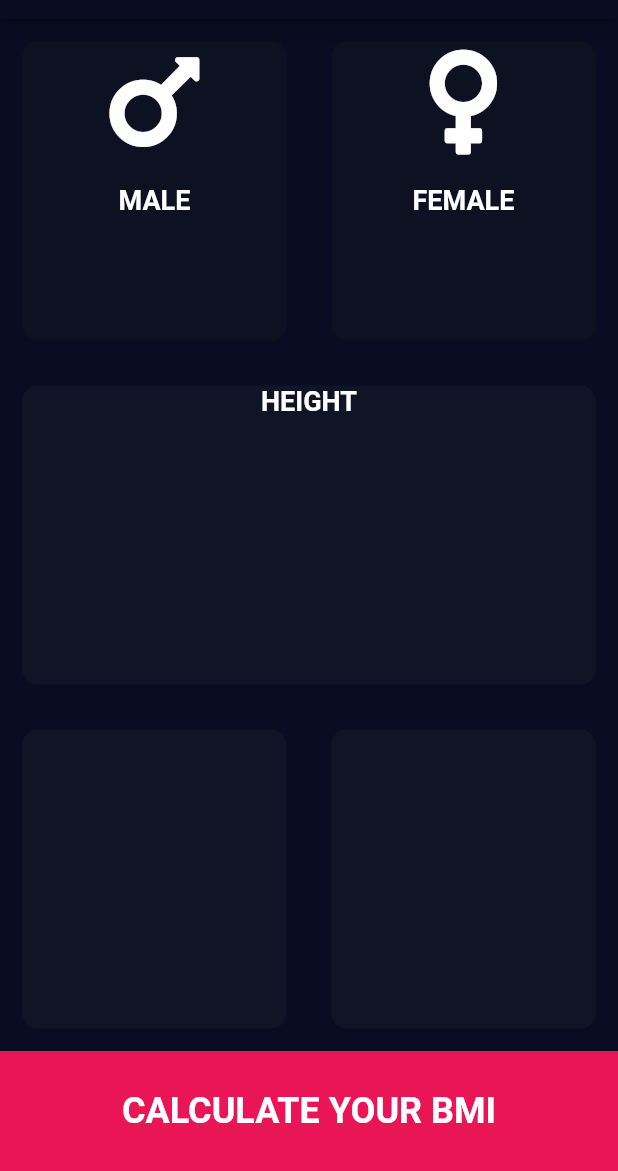
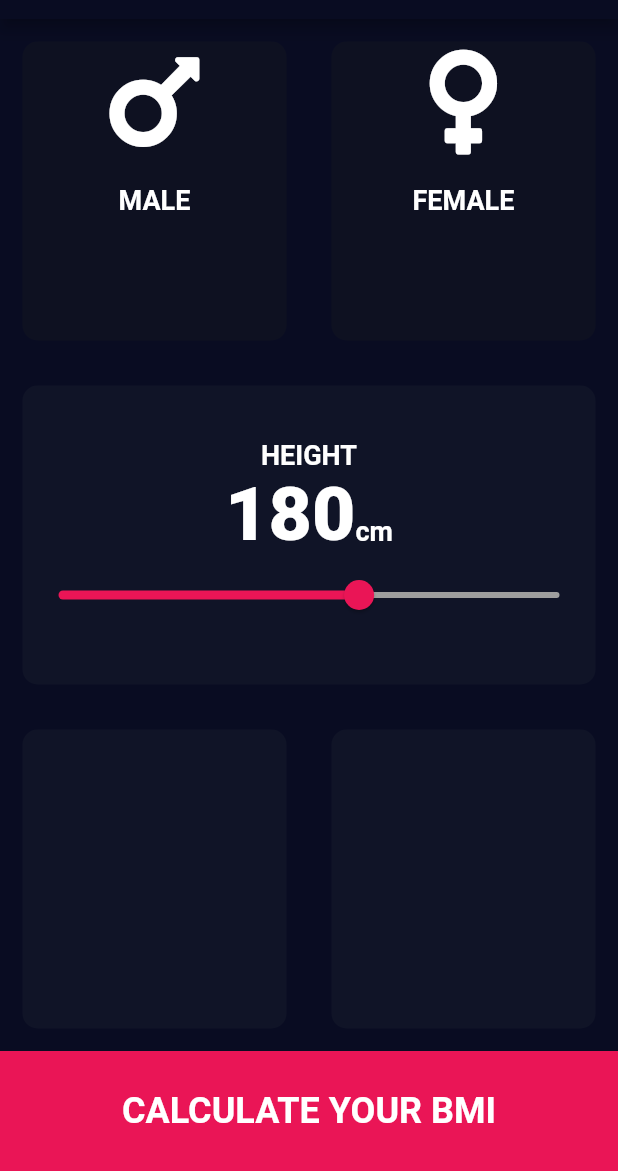
Before and after one commit to amitsarker95/BMI-Calculator, a Flutter app: the screen it shows after launch, on a phone screen of 412 x 824 dp, the part 65-1236 px from its top. Run offline on Flutter 3.47's test engine with Material 2 defaults, Android fonts, the light colour scheme and no system bars; our stand-ins replace font_awesome_flutter.

Commit message:
height section done

```diff
--- a/lib/constance.dart
+++ b/lib/constance.dart
@@ -16,6 +16,11 @@ const kLabelTextStyle = TextStyle(
   fontSize: 18.0,
 );
 
+const kNumberStyle = TextStyle(
+  fontSize: 50.0,
+  fontWeight: FontWeight.w900,
+);
+
 
 
 enum Gender{
--- a/lib/height_page.dart
+++ b/lib/height_page.dart
@@ -1,7 +1,5 @@
 import 'package:flutter/material.dart';
 import 'constance.dart';
-
-
 
 class HeightCard extends StatefulWidget {
   const HeightCard({Key? key}) : super(key: key);
@@ -11,13 +9,43 @@ class HeightCard extends StatefulWidget {
 }
 
 class _HeightCardState extends State<HeightCard> {
+
+  int height = 180;
+
   @override
   Widget build(BuildContext context) {
     return Column(
+      mainAxisAlignment: MainAxisAlignment.center,
       children: [
-        Text(
+        const Text(
           'HEIGHT',
-        style: kLabelTextStyle,),
+          style: kLabelTextStyle,
+        ),
+        Row(
+          mainAxisAlignment: MainAxisAlignment.center,
+          crossAxisAlignment: CrossAxisAlignment.baseline,
+          textBaseline: TextBaseline.alphabetic,
+          children: [
+            Text(
+                height.toString(),
+              style: kNumberStyle,
+            ),
+           const Text(
+                'cm',
+              style: kLabelTextStyle,
+            ),
+          ],
+        ),
+        Slider(value: height.toDouble(),
+            min: 120.0,
+            max: 220.0,
+            activeColor: kBottomButtonColor,
+            inactiveColor: Colors.grey,
+            onChanged:(double newValue){
+          setState(() {
+            height = newValue.round();
+          });
+        })
       ],
     );
   }
```
